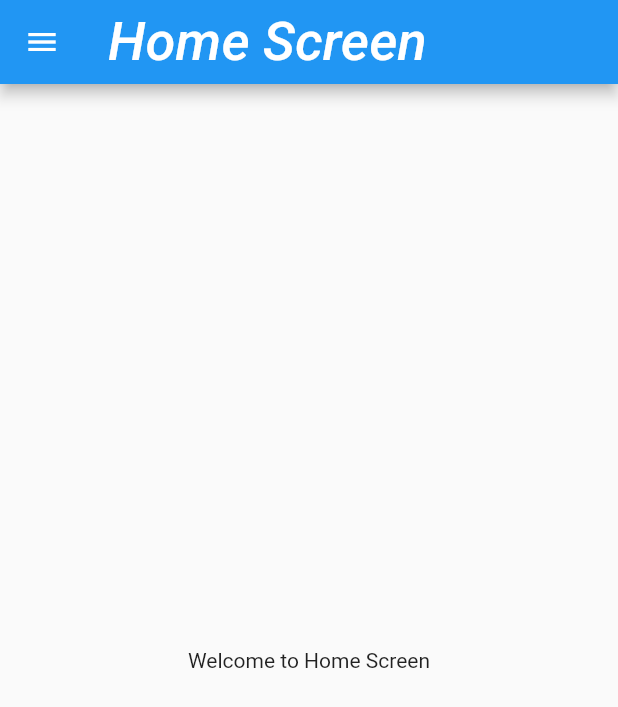
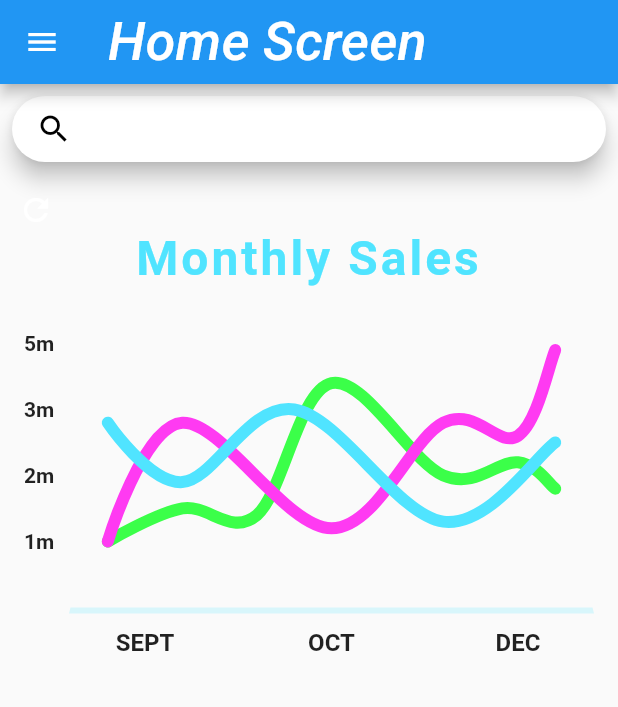
Before and after one commit to Bryce-Kaddouri/bk_compare_prices, a Flutter app: the HomeScreen screen opened directly, on a phone screen of 412 x 824 dp. Shown: the top 707 px of the screen. Run offline on Flutter 3.47's test engine with Material 2 defaults, Android fonts, the phone set to English and light mode, and no system bars; drawn by our look-alikes of fl_chart; our stand-ins replace cloud_firestore, firebase_auth, firebase_core, firebase_storage, flutter_form_builder, form_builder_validators and 2 more; accounts and stored records are empty; Roboto replaces fonts that are missing (Hind, Montserrat).

Commit message:
started to add chart logic and ui

```diff
--- a/lib/data/model/product_model.dart
+++ b/lib/data/model/product_model.dart
@@ -7,9 +7,7 @@ class ProductModel {
   DateTime createdAt;
   DateTime updatedAt;
   List<PriceModel> prices;
-  bool isEditingProductName = false;
-  bool isEditingProductPhoto = false;
-  bool isAddingPrice = false;
+  List<PriceModelHistory>? pricesHistory = [];
 
   ProductModel({
     required this.id,
@@ -18,9 +16,7 @@ class ProductModel {
     required this.createdAt,
     required this.updatedAt,
     required this.prices,
-    this.isEditingProductName = false,
-    this.isEditingProductPhoto = false,
-    this.isAddingPrice = false,
+    this.pricesHistory,
   });
 
   factory ProductModel.fromJson(Map<String, dynamic> json) => ProductModel(
@@ -50,6 +46,11 @@ class ProductModel {
         "updatedAt": updatedAt.toIso8601String(),
         "prices": List<dynamic>.from(prices.map((x) => x.toJson())),
       };
+
+  // method to set PriceHistory
+  void setPriceHistory(List<PriceModelHistory> pricesHistory) {
+    this.pricesHistory = pricesHistory;
+  }
 }
 
 class PriceModel {
@@ -79,3 +80,30 @@ class PriceModel {
         "price": price,
       };
 }
+
+class PriceModelHistory {
+  String productId;
+  String supplierId;
+  double price;
+  DateTime createdAt;
+
+  PriceModelHistory({
+    required this.productId,
+    required this.supplierId,
+    required this.price,
+    required this.createdAt,
+  });
+
+  factory PriceModelHistory.fromJson(Map<String, dynamic> json) => PriceModelHistory(
+        productId: json["product_id"],
+        supplierId: json["supplier_id"],
+        price: json["price"],
+        createdAt: DateTime.parse(json["created_at"].toDate().toString()),
+      );
+
+  /* Map<String, dynamic> toJson() => {
+        "supplierId": supplierId,
+        "price": price,
+        "createdAt": createdAt.toIso8601String(),
+      };*/
+}
--- a/lib/data/repository/firestore_repo.dart
+++ b/lib/data/repository/firestore_repo.dart
@@ -316,4 +316,29 @@ class FirestoreRepo {
   Stream<DocumentSnapshot<Map<String, dynamic>>> streamProductById(String productId, User user) {
     return _firebaseFirestore.collection('users').doc(user.uid).collection('products').doc(productId).snapshots();
   }
+
+  Future<List<Map<String, dynamic>>> getHistoryByProductId(String productId, User user) async {
+    List<Map<String, dynamic>> history = [];
+    var datas = await _firebaseFirestore.collection("users").doc(user.uid).collection("priceHistory").doc(productId).collection("prices").get();
+    datas.docs.forEach((element) {
+      Map<String, dynamic> data = element.data();
+      data["id"] = element.id;
+      history.add(data);
+    });
+    return history;
+  }
+
+  Stream<QuerySnapshot<Map<String, dynamic>>> streamHistoryByProductId(String productId, User user) {
+    return _firebaseFirestore.collection('users').doc(user.uid).collection('priceHistory').doc(productId).collection('prices').snapshots();
+  }
+
+  String getProductIdByName(String productName, User user) {
+    String productId = "";
+    _firebaseFirestore.collection("users").doc(user.uid).collection("products").where("name", isEqualTo: productName).get().then((value) {
+      for (var element in value.docs) {
+        productId = element.id;
+      }
+    });
+    return productId;
+  }
 }
--- a/lib/provider/product_provider.dart
+++ b/lib/provider/product_provider.dart
@@ -101,21 +101,31 @@ class ProductProvider with ChangeNotifier {
     return _firestoreRepo.streamProductById(productId, user!);
   }
 
-  void getProducts(User? user) async {
+  Future<void> getProducts(User? user) async {
     setLoading(true);
     try {
       List<Map<String, dynamic>>? products = await _firestoreRepo.getProducts(user!);
       List<ProductModel> productModels = [];
-      products?.forEach((element) {
+      products?.forEach((element) async {
         Timestamp createdAt = element["createdAt"];
         Timestamp updatedAt = element["updatedAt"];
         element["createdAt"] = createdAt.toDate();
         element["updatedAt"] = updatedAt.toDate();
         print(element);
-        productModels.add(ProductModel.fromJson(element));
+        ProductModel model = ProductModel.fromJson(element);
+        List<PriceModelHistory> pricesHistory = [];
+
+        var datas = await getHistoryByProductId(
+          element["id"],
+          user,
+        );
+        for (var history in datas) {
+          pricesHistory.add(history);
+        }
+        model.setPriceHistory(pricesHistory);
+        productModels.add(model);
       });
-      print("getproducts");
-      print(productModels);
+
       setProducts(productModels);
     } on FirebaseException catch (e) {
       HandleException.handleException(e.code, message: e.message);
@@ -257,4 +267,27 @@ class ProductProvider with ChangeNotifier {
     }
     setLoading(false);
   }
+
+  // method to get product History by product id
+  Future<List<PriceModelHistory>> getHistoryByProductId(String productId, User? user) async {
+    List<Map<String, dynamic>> datas = await _firestoreRepo.getHistoryByProductId(productId, user!);
+    List<PriceModelHistory> priceModelHistory = [];
+    for (var element in datas) {
+      print('loop hostory n provider');
+      print(element);
+      priceModelHistory.add(PriceModelHistory.fromJson(element));
+    }
+
+    print("priceModelHistory");
+    print(priceModelHistory);
+    return priceModelHistory;
+  }
+
+  Stream<QuerySnapshot<Map<String, dynamic>>> streamHistoryByProductId(String productId, User? user) {
+    return _firestoreRepo.streamHistoryByProductId(productId, user!);
+  }
+
+  String getProductIdByProductName(String productName, User user) {
+    return _firestoreRepo.getProductIdByName(productName, user);
+  }
 }
--- /dev/null
+++ b/lib/view/base/charts/line-chart/line_chart_widget.dart
@@ -0,0 +1,403 @@
+import 'package:compare_prices/provider/product_provider.dart';
+import 'package:fl_chart/fl_chart.dart';
+import 'package:flutter/material.dart';
+import 'package:provider/provider.dart';
+
+import '../../../../provider/auth_provider.dart';
+
+class _LineChart extends StatefulWidget {
+  String productName;
+  _LineChart({required this.isShowingMainData, required this.productName});
+
+  final bool isShowingMainData;
+
+  @override
+  State<_LineChart> createState() => _LineChartState();
+}
+
+class _LineChartState extends State<_LineChart> {
+  @override
+  void initState() {
+    super.initState();
+  }
+
+  @override
+  Widget build(BuildContext context) {
+    return LineChart(
+      widget.isShowingMainData ? sampleData1 : sampleData2,
+      duration: const Duration(milliseconds: 250),
+    );
+  }
+
+  LineChartData get sampleData1 => LineChartData(
+        lineTouchData: lineTouchData1,
+        gridData: gridData,
+        titlesData: titlesData1,
+        borderData: borderData,
+        lineBarsData: lineBarsData1,
+        minX: 0,
+        maxX: 14,
+        maxY: 4,
+        minY: 0,
+      );
+
+  LineChartData get sampleData2 => LineChartData(
+        lineTouchData: lineTouchData2,
+        gridData: gridData,
+        titlesData: titlesData2,
+        borderData: borderData,
+        lineBarsData: lineBarsData2,
+        minX: 0,
+        maxX: 14,
+        maxY: 6,
+        minY: 0,
+      );
+
+  LineTouchData get lineTouchData1 => LineTouchData(
+        handleBuiltInTouches: true,
+        touchTooltipData: LineTouchTooltipData(
+          tooltipBgColor: Colors.blueGrey.withOpacity(0.8),
+        ),
+      );
+
+  FlTitlesData get titlesData1 => FlTitlesData(
+        bottomTitles: AxisTitles(
+          sideTitles: bottomTitles,
+        ),
+        rightTitles: const AxisTitles(
+          sideTitles: SideTitles(showTitles: false),
+        ),
+        topTitles: const AxisTitles(
+          sideTitles: SideTitles(showTitles: false),
+        ),
+        leftTitles: AxisTitles(
+          sideTitles: leftTitles(),
+        ),
+      );
+
+  List<LineChartBarData> get lineBarsData1 => [
+        lineChartBarData1_1,
+        lineChartBarData1_2,
+        lineChartBarData1_3,
+      ];
+
+  LineTouchData get lineTouchData2 => const LineTouchData(
+        enabled: false,
+      );
+
+  FlTitlesData get titlesData2 => FlTitlesData(
+        bottomTitles: AxisTitles(
+          sideTitles: bottomTitles,
+        ),
+        rightTitles: const AxisTitles(
+          sideTitles: SideTitles(showTitles: false),
+        ),
+        topTitles: const AxisTitles(
+          sideTitles: SideTitles(showTitles: false),
+        ),
+        leftTitles: AxisTitles(
+          sideTitles: leftTitles(),
+        ),
+      );
+
+  List<LineChartBarData> get lineBarsData2 => [
+        lineChartBarData2_1,
+        lineChartBarData2_2,
+        lineChartBarData2_3,
+      ];
+
+  Widget leftTitleWidgets(double value, TitleMeta meta) {
+    const style = TextStyle(
+      fontWeight: FontWeight.bold,
+      fontSize: 14,
+    );
+    String text;
+    switch (value.toInt()) {
+      case 1:
+        text = '1m';
+        break;
+      case 2:
+        text = '2m';
+        break;
+      case 3:
+        text = '3m';
+        break;
+      case 4:
+        text = '5m';
+        break;
+      case 5:
+        text = '6m';
+        break;
+      default:
+        return Container();
+    }
+
+    return Text(text, style: style, textAlign: TextAlign.center);
+  }
+
+  SideTitles leftTitles() => SideTitles(
+        getTitlesWidget: leftTitleWidgets,
+        showTitles: true,
+        interval: 1,
+        reservedSize: 40,
+      );
+
+  Widget bottomTitleWidgets(double value, TitleMeta meta) {
+    const style = TextStyle(
+      fontWeight: FontWeight.bold,
+      fontSize: 16,
+    );
+    Widget text;
+    switch (value.toInt()) {
+      case 2:
+        text = const Text('SEPT', style: style);
+        break;
+      case 7:
+        text = const Text('OCT', style: style);
+        break;
+      case 12:
+        text = const Text('DEC', style: style);
+        break;
+      default:
+        text = const Text('');
+        break;
+    }
+
+    return SideTitleWidget(
+      axisSide: meta.axisSide,
+      space: 10,
+      child: text,
+    );
+  }
+
+  SideTitles get bottomTitles => SideTitles(
+        showTitles: true,
+        reservedSize: 32,
+        interval: 1,
+        getTitlesWidget: bottomTitleWidgets,
+      );
+
+  FlGridData get gridData => const FlGridData(show: false);
+
+  FlBorderData get borderData => FlBorderData(
+        show: true,
+        border: Border(
+          bottom: BorderSide(color: AppColors.primary.withOpacity(0.2), width: 4),
+          left: const BorderSide(color: Colors.transparent),
+          right: const BorderSide(color: Colors.transparent),
+          top: const BorderSide(color: Colors.transparent),
+        ),
+      );
+
+  LineChartBarData get lineChartBarData1_1 => LineChartBarData(
+        isCurved: true,
+        color: AppColors.contentColorGreen,
+        barWidth: 8,
+        isStrokeCapRound: true,
+        dotData: const FlDotData(show: false),
+        belowBarData: BarAreaData(show: false),
+        spots: const [
+          FlSpot(1, 1),
+          FlSpot(3, 1.5),
+          FlSpot(5, 1.4),
+          FlSpot(7, 3.4),
+          FlSpot(10, 2),
+          FlSpot(12, 2.2),
+          FlSpot(13, 1.8),
+        ],
+      );
+
+  LineChartBarData get lineChartBarData1_2 => LineChartBarData(
+        isCurved: true,
+        color: AppColors.contentColorPink,
+        barWidth: 8,
+        isStrokeCapRound: true,
+        dotData: const FlDotData(show: false),
+        belowBarData: BarAreaData(
+          show: false,
+          color: AppColors.contentColorPink.withOpacity(0),
+        ),
+        spots: const [
+          FlSpot(1, 1),
+          FlSpot(3, 2.8),
+          FlSpot(7, 1.2),
+          FlSpot(10, 2.8),
+          FlSpot(12, 2.6),
+          FlSpot(13, 3.9),
+        ],
+      );
+
+  LineChartBarData get lineChartBarData1_3 => LineChartBarData(
+        isCurved: true,
+        color: AppColors.contentColorCyan,
+        barWidth: 8,
+        isStrokeCapRound: true,
+        dotData: const FlDotData(show: false),
+        belowBarData: BarAreaData(show: false),
+        spots: const [
+          FlSpot(1, 2.8),
+          FlSpot(3, 1.9),
+          FlSpot(6, 3),
+          FlSpot(10, 1.3),
+          FlSpot(13, 2.5),
+        ],
+      );
+
+  LineChartBarData get lineChartBarData2_1 => LineChartBarData(
+        isCurved: true,
+        curveSmoothness: 0,
+        color: AppColors.contentColorGreen.withOpacity(0.5),
+        barWidth: 4,
+        isStrokeCapRound: true,
+        dotData: const FlDotData(show: false),
+        belowBarData: BarAreaData(show: false),
+        spots: const [
+          FlSpot(1, 1),
+          FlSpot(3, 4),
+          FlSpot(5, 1.8),
+          FlSpot(7, 5),
+          FlSpot(10, 2),
+          FlSpot(12, 2.2),
+          FlSpot(13, 1.8),
+        ],
+      );
+
+  LineChartBarData get lineChartBarData2_2 => LineChartBarData(
+        isCurved: true,
+        color: AppColors.contentColorPink.withOpacity(0.5),
+        barWidth: 4,
+        isStrokeCapRound: true,
+        dotData: const FlDotData(show: false),
+        belowBarData: BarAreaData(
+          show: true,
+          color: AppColors.contentColorPink.withOpacity(0.2),
+        ),
+        spots: const [
+          FlSpot(1, 1),
+          FlSpot(3, 2.8),
+          FlSpot(7, 1.2),
+          FlSpot(10, 2.8),
+          FlSpot(12, 2.6),
+          FlSpot(13, 3.9),
+        ],
+      );
+
+  LineChartBarData get lineChartBarData2_3 => LineChartBarData(
+        isCurved: true,
+        curveSmoothness: 0,
+        color: AppColors.contentColorCyan.withOpacity(0.5),
+        barWidth: 2,
+        isStrokeCapRound: true,
+        dotData: const FlDotData(show: true),
+        belowBarData: BarAreaData(show: false),
+        spots: const [
+          FlSpot(1, 3.8),
+          FlSpot(3, 1.9),
+          FlSpot(6, 5),
+          FlSpot(10, 3.3),
+          FlSpot(13, 4.5),
+        ],
+      );
+}
+
+class LineChartSample1 extends StatefulWidget {
+  String productName;
+  LineChartSample1({super.key, required this.productName});
+
+  @override
+  State<StatefulWidget> createState() => LineChartSample1State();
+}
+
+class LineChartSample1State extends State<LineChartSample1> {
+  late bool isShowingMainData;
+
+  @override
+  void initState() {
+    super.initState();
+    print("LineChartSample1State");
+    isShowingMainData = true;
+  }
+
+  @override
+  Widget build(BuildContext context) {
+    return StreamBuilder(
+      stream: context.read<ProductProvider>().streamHistoryByProductId(context.read<ProductProvider>().getProductIdByProductName(widget.productName, context.read<AuthenticationProvider>().user!), context.read<AuthenticationProvider>().user!),
+      builder: (context, snapshot) {
+        print("snapshot");
+        print(snapshot.data);
+        return AspectRatio(
+          aspectRatio: 1.23,
+          child: Stack(
+            children: <Widget>[
+              Column(
+                crossAxisAlignment: CrossAxisAlignment.stretch,
+                children: <Widget>[
+                  const SizedBox(
+                    height: 37,
+                  ),
+                  const Text(
+                    'Monthly Sales',
+                    style: TextStyle(
+                      color: AppColors.primary,
+                      fontSize: 32,
+                      fontWeight: FontWeight.bold,
+                      letterSpacing: 2,
+                    ),
+                    textAlign: TextAlign.center,
+                  ),
+                  const SizedBox(
+                    height: 37,
+                  ),
+                  Expanded(
+                    child: Padding(
+                      padding: const EdgeInsets.only(right: 16, left: 6),
+                      child: _LineChart(isShowingMainData: isShowingMainData, productName: widget.productName),
+                    ),
+                  ),
+                  const SizedBox(
+                    height: 10,
+                  ),
+                ],
+              ),
+              IconButton(
+                icon: Icon(
+                  Icons.refresh,
+                  color: Colors.white.withOpacity(isShowingMainData ? 1.0 : 0.5),
+                ),
+                onPressed: () {
+                  setState(() {
+                    isShowingMainData = !isShowingMainData;
+                  });
+                },
+              )
+            ],
+          ),
+        );
+      },
+    );
+  }
+}
+
+class AppColors {
+  static const Color primary = contentColorCyan;
+  static const Color menuBackground = Color(0xFF090912);
+  static const Color itemsBackground = Color(0xFF1B2339);
+  static const Color pageBackground = Color(0xFF282E45);
+  static const Color mainTextColor1 = Colors.white;
+  static const Color mainTextColor2 = Colors.white70;
+  static const Color mainTextColor3 = Colors.white38;
+  static const Color mainGridLineColor = Colors.white10;
+  static const Color borderColor = Colors.white54;
+  static const Color gridLinesColor = Color(0x11FFFFFF);
+
+  static const Color contentColorBlack = Colors.black;
+  static const Color contentColorWhite = Colors.white;
+  static const Color contentColorBlue = Color(0xFF2196F3);
+  static const Color contentColorYellow = Color(0xFFFFC300);
+  static const Color contentColorOrange = Color(0xFFFF683B);
+  static const Color contentColorGreen = Color(0xFF3BFF49);
+  static const Color contentColorPurple = Color(0xFF6E1BFF);
+  static const Color contentColorPink = Color(0xFFFF3AF2);
+  static const Color contentColorRed = Color(0xFFE80054);
+  static const Color contentColorCyan = Color(0xFF50E4FF);
+}
--- a/lib/view/screen/home/home_screen.dart
+++ b/lib/view/screen/home/home_screen.dart
@@ -1,5 +1,8 @@
+import 'package:compare_prices/provider/product_provider.dart';
+import 'package:compare_prices/view/base/charts/line-chart/line_chart_widget.dart';
 import 'package:compare_prices/view/screen/product/product_screen.dart';
 import 'package:compare_prices/view/screen/supplier/supplier_screen.dart';
+import 'package:firebase_auth/firebase_auth.dart';
 import 'package:flutter/material.dart';
 import 'package:provider/provider.dart';
 
@@ -14,17 +17,26 @@ class HomeScreen extends StatefulWidget {
 }
 
 class _HomeScreenState extends State<HomeScreen> {
+  SearchController controller = SearchController();
+
   @override
   void initState() {
     super.initState();
-    WidgetsBinding.instance?.addPostFrameCallback((_) {
+    WidgetsBinding.instance.addPostFrameCallback((_) {
       context.read<AuthenticationProvider>().init();
-      context
-          .read<SupplierProvider>()
-          .getSuppliers(context.read<AuthenticationProvider>().user!);
-      context
-          .read<SupplierProvider>()
-          .getSuppliers(context.read<AuthenticationProvider>().user!);
+      context.read<SupplierProvider>().getSuppliers(context.read<AuthenticationProvider>().user!);
+      context.read<ProductProvider>().getProducts(context.read<AuthenticationProvider>().user!).whenComplete(() {
+        String productName = context.read<ProductProvider>().products.first.name;
+        print("productName");
+        print(productName);
+        controller.text = productName;
+        String productId = context.read<ProductProvider>().products.first.id;
+        User? user = context.read<AuthenticationProvider>().user;
+        print("productId");
+        print(productId);
+        print("user");
+        print(user);
+      });
     });
   }
 
@@ -51,8 +63,7 @@ class _HomeScreenState extends State<HomeScreen> {
               onTap: () {
                 Navigator.push(
                   context,
-                  MaterialPageRoute(
-                      builder: (context) => const SupplierScreen()),
+                  MaterialPageRoute(builder: (context) => const SupplierScreen()),
                 );
               },
             ),
@@ -61,8 +72,7 @@ class _HomeScreenState extends State<HomeScreen> {
               onTap: () {
                 Navigator.push(
                   context,
-                  MaterialPageRoute(
-                      builder: (context) => const ProductScreen()),
+                  MaterialPageRoute(builder: (context) => const ProductScreen()),
                 );
               },
             ),
@@ -87,12 +97,53 @@ class _HomeScreenState extends State<HomeScreen> {
         automaticallyImplyLeading: false,
         title: const Text('Home Screen'),
       ),
-      body: Center(
+      body: SingleChildScrollView(
         child: Column(
-          mainAxisAlignment: MainAxisAlignment.center,
-          children: const <Widget>[
-            Text(
-              'Welcome to Home Screen',
+          mainAxisAlignment: MainAxisAlignment.start,
+          children: <Widget>[
+            Container(
+              padding: const EdgeInsets.all(8),
+              height: 60,
+              child: SearchAnchor.bar(
+                isFullScreen: true,
+                suggestionsBuilder: (context, query) {
+                  return context
+                      .read<ProductProvider>()
+                      .products
+                      .where((element) => element.name.contains(query.text))
+                      .map((e) => ListTile(
+                            dense: true,
+                            visualDensity: const VisualDensity(vertical: 4),
+                            shape: RoundedRectangleBorder(
+                              borderRadius: BorderRadius.circular(8.0),
+                              side: const BorderSide(
+                                color: Colors.grey,
+                              ),
+                            ),
+                            title: Text(e.name),
+                            leading: ClipRRect(
+                              borderRadius: BorderRadius.circular(8.0),
+                              child: Image.network(
+                                e.photoUrl,
+                                height: 40,
+                                width: 40,
+                                fit: BoxFit.cover,
+                              ),
+                            ),
+                            onTap: () {
+                              // close the search bar
+                              controller.closeView(e.name);
+                            },
+                          ))
+                      .toList();
+                },
+                searchController: controller,
+              ),
+            ),
+            Container(
+              child: LineChartSample1(
+                productName: controller.text,
+              ),
             ),
           ],
         ),
--- a/lib/view/screen/product/product_detail/edit_product/edit_product_screen.dart
+++ b/lib/view/screen/product/product_detail/edit_product/edit_product_screen.dart
@@ -386,7 +386,7 @@ class _EditProductScreenState extends State<EditProductScreen> {
                             ),
                           ),
                         const SizedBox(height: 10),
-                        if (product.prices.length < context.watch<SupplierProvider>().suppliers.length && product.isAddingPrice == false)
+                        if (product.prices.length < context.watch<SupplierProvider>().suppliers.length)
                           Row(
                             children: [
                               Expanded(
--- a/pubspec.yaml
+++ b/pubspec.yaml
@@ -44,6 +44,7 @@ dependencies:
   cloud_firestore: ^4.13.2
   image_picker: ^1.0.4
   firebase_storage: ^11.5.2
+  fl_chart: ^0.63.0
 
 dev_dependencies:
   flutter_test:
```
Also changed, not shown: pubspec.lock.
